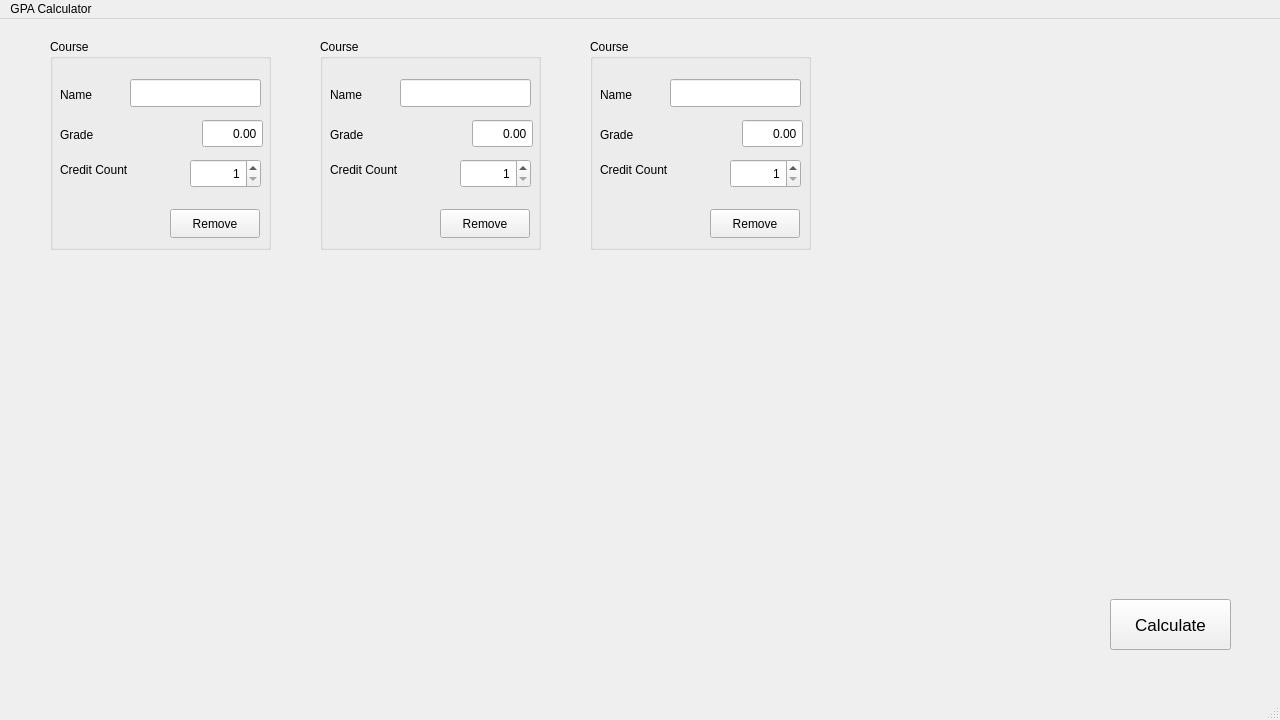
Before: the Qt Designer form mainwindow.ui in Oleksii-Stepanyk/GPA_Calculator, drawn with Qt 5.
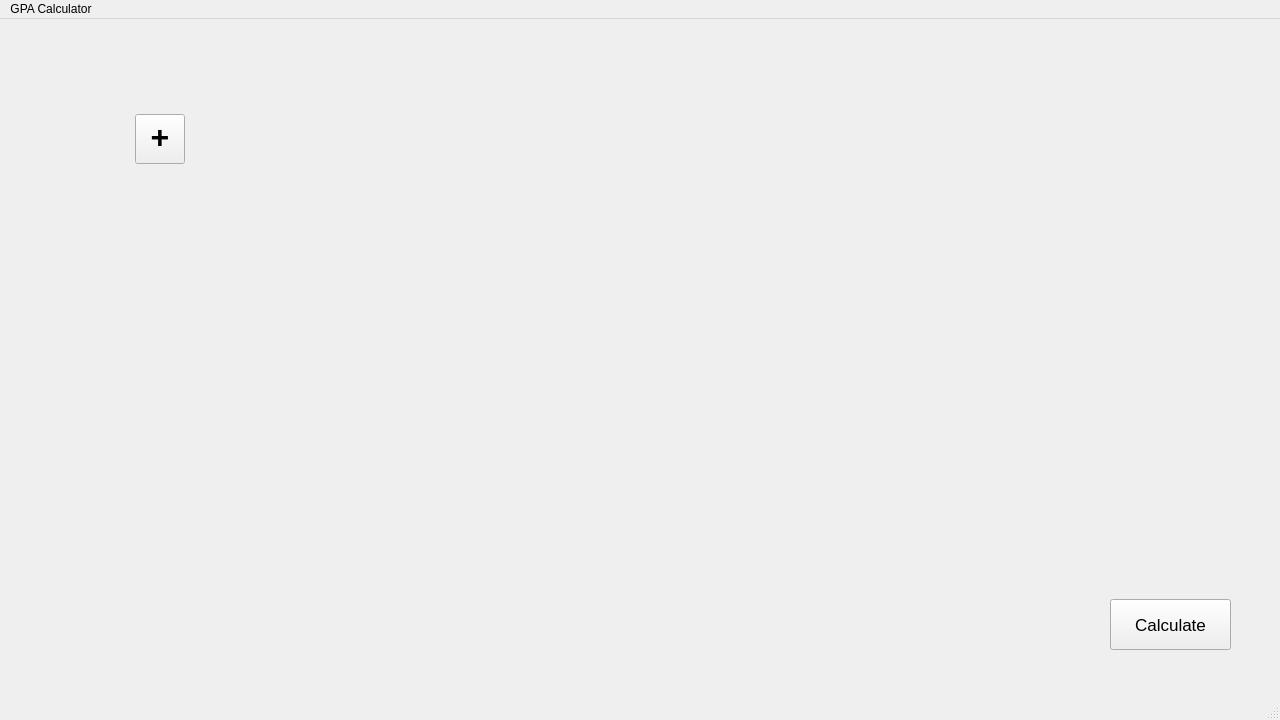
After: the same form once the commit is applied.

Commit message: Separated CourseCard from main UI, 'Add' btn added

```diff
--- a/mainwindow.ui
+++ b/mainwindow.ui
@@ -14,131 +14,6 @@
    <string>MainWindow</string>
   </property>
   <widget class="QWidget" name="centralwidget">
-   <widget class="QGroupBox" name="courseBox">
-    <property name="geometry">
-     <rect>
-      <x>50</x>
-      <y>20</y>
-      <width>221</width>
-      <height>211</height>
-     </rect>
-    </property>
-    <property name="title">
-     <string>Course</string>
-    </property>
-    <widget class="QLabel" name="course_name">
-     <property name="geometry">
-      <rect>
-       <x>10</x>
-       <y>40</y>
-       <width>71</width>
-       <height>31</height>
-      </rect>
-     </property>
-     <property name="text">
-      <string>Name</string>
-     </property>
-    </widget>
-    <widget class="QLabel" name="course_credits">
-     <property name="geometry">
-      <rect>
-       <x>10</x>
-       <y>110</y>
-       <width>91</width>
-       <height>41</height>
-      </rect>
-     </property>
-     <property name="text">
-      <string>Credit Count</string>
-     </property>
-    </widget>
-    <widget class="QLabel" name="course_grade">
-     <property name="geometry">
-      <rect>
-       <x>10</x>
-       <y>80</y>
-       <width>63</width>
-       <height>31</height>
-      </rect>
-     </property>
-     <property name="text">
-      <string>Grade</string>
-     </property>
-    </widget>
-    <widget class="QSpinBox" name="creditEdit">
-     <property name="geometry">
-      <rect>
-       <x>140</x>
-       <y>120</y>
-       <width>71</width>
-       <height>29</height>
-      </rect>
-     </property>
-     <property name="layoutDirection">
-      <enum>Qt::LayoutDirection::LeftToRight</enum>
-     </property>
-     <property name="alignment">
-      <set>Qt::AlignmentFlag::AlignRight|Qt::AlignmentFlag::AlignTrailing|Qt::AlignmentFlag::AlignVCenter</set>
-     </property>
-     <property name="minimum">
-      <number>1</number>
-     </property>
-     <property name="maximum">
-      <number>300</number>
-     </property>
-     <property name="stepType">
-      <enum>QAbstractSpinBox::StepType::DefaultStepType</enum>
-     </property>
-     <property name="value">
-      <number>1</number>
-     </property>
-    </widget>
-    <widget class="QLineEdit" name="nameEdit">
-     <property name="geometry">
-      <rect>
-       <x>80</x>
-       <y>40</y>
-       <width>131</width>
-       <height>28</height>
-      </rect>
-     </property>
-    </widget>
-    <widget class="QPushButton" name="removeCourse">
-     <property name="geometry">
-      <rect>
-       <x>120</x>
-       <y>170</y>
-       <width>90</width>
-       <height>29</height>
-      </rect>
-     </property>
-     <property name="text">
-      <string>Remove</string>
-     </property>
-    </widget>
-    <widget class="QDoubleSpinBox" name="gradeEdit">
-     <property name="geometry">
-      <rect>
-       <x>152</x>
-       <y>80</y>
-       <width>61</width>
-       <height>29</height>
-      </rect>
-     </property>
-     <property name="alignment">
-      <set>Qt::AlignmentFlag::AlignRight|Qt::AlignmentFlag::AlignTrailing|Qt::AlignmentFlag::AlignVCenter</set>
-     </property>
-     <property name="buttonSymbols">
-      <enum>QAbstractSpinBox::ButtonSymbols::NoButtons</enum>
-     </property>
-     <property name="maximum">
-      <double>100.000000000000000</double>
-     </property>
-     <property name="singleStep">
-      <double>0.500000000000000</double>
-     </property>
-    </widget>
-   </widget>
    <widget class="QPushButton" name="calculateButton">
     <property name="geometry">
      <rect>
@@ -158,256 +33,6 @@
      <string>Calculate</string>
     </property>
    </widget>
-   <widget class="QGroupBox" name="courseBox_2">
-    <property name="geometry">
-     <rect>
-      <x>320</x>
-      <y>20</y>
-      <width>221</width>
-      <height>211</height>
-     </rect>
-    </property>
-    <property name="title">
-     <string>Course</string>
-    </property>
-    <widget class="QLabel" name="course_name_2">
-     <property name="geometry">
-      <rect>
-       <x>10</x>
-       <y>40</y>
-       <width>71</width>
-       <height>31</height>
-      </rect>
-     </property>
-     <property name="text">
-      <string>Name</string>
-     </property>
-    </widget>
-    <widget class="QLabel" name="course_credits_2">
-     <property name="geometry">
-      <rect>
-       <x>10</x>
-       <y>110</y>
-       <width>91</width>
-       <height>41</height>
-      </rect>
-     </property>
-     <property name="text">
-      <string>Credit Count</string>
-     </property>
-    </widget>
-    <widget class="QLabel" name="course_grade_2">
-     <property name="geometry">
-      <rect>
-       <x>10</x>
-       <y>80</y>
-       <width>63</width>
-       <height>31</height>
-      </rect>
-     </property>
-     <property name="text">
-      <string>Grade</string>
-     </property>
-    </widget>
-    <widget class="QSpinBox" name="creditEdit_2">
-     <property name="geometry">
-      <rect>
-       <x>140</x>
-       <y>120</y>
-       <width>71</width>
-       <height>29</height>
-      </rect>
-     </property>
-     <property name="layoutDirection">
-      <enum>Qt::LayoutDirection::LeftToRight</enum>
-     </property>
-     <property name="alignment">
-      <set>Qt::AlignmentFlag::AlignRight|Qt::AlignmentFlag::AlignTrailing|Qt::AlignmentFlag::AlignVCenter</set>
-     </property>
-     <property name="minimum">
-      <number>1</number>
-     </property>
-     <property name="maximum">
-      <number>300</number>
-     </property>
-     <property name="stepType">
-      <enum>QAbstractSpinBox::StepType::DefaultStepType</enum>
-     </property>
-     <property name="value">
-      <number>1</number>
-     </property>
-    </widget>
-    <widget class="QLineEdit" name="nameEdit_2">
-     <property name="geometry">
-      <rect>
-       <x>80</x>
-       <y>40</y>
-       <width>131</width>
-       <height>28</height>
-      </rect>
-     </property>
-    </widget>
-    <widget class="QPushButton" name="removeCourse_2">
-     <property name="geometry">
-      <rect>
-       <x>120</x>
-       <y>170</y>
-       <width>90</width>
-       <height>29</height>
-      </rect>
-     </property>
-     <property name="text">
-      <string>Remove</string>
-     </property>
-    </widget>
-    <widget class="QDoubleSpinBox" name="gradeEdit_2">
-     <property name="geometry">
-      <rect>
-       <x>152</x>
-       <y>80</y>
-       <width>61</width>
-       <height>29</height>
-      </rect>
-     </property>
-     <property name="alignment">
-      <set>Qt::AlignmentFlag::AlignRight|Qt::AlignmentFlag::AlignTrailing|Qt::AlignmentFlag::AlignVCenter</set>
-     </property>
-     <property name="buttonSymbols">
-      <enum>QAbstractSpinBox::ButtonSymbols::NoButtons</enum>
-     </property>
-     <property name="maximum">
-      <double>100.000000000000000</double>
-     </property>
-     <property name="singleStep">
-      <double>0.500000000000000</double>
-     </property>
-    </widget>
-   </widget>
-   <widget class="QGroupBox" name="courseBox_3">
-    <property name="geometry">
-     <rect>
-      <x>590</x>
-      <y>20</y>
-      <width>221</width>
-      <height>211</height>
-     </rect>
-    </property>
-    <property name="title">
-     <string>Course</string>
-    </property>
-    <widget class="QLabel" name="course_name_3">
-     <property name="geometry">
-      <rect>
-       <x>10</x>
-       <y>40</y>
-       <width>71</width>
-       <height>31</height>
-      </rect>
-     </property>
-     <property name="text">
-      <string>Name</string>
-     </property>
-    </widget>
-    <widget class="QLabel" name="course_credits_3">
-     <property name="geometry">
-      <rect>
-       <x>10</x>
-       <y>110</y>
-       <width>91</width>
-       <height>41</height>
-      </rect>
-     </property>
-     <property name="text">
-      <string>Credit Count</string>
-     </property>
-    </widget>
-    <widget class="QLabel" name="course_grade_3">
-     <property name="geometry">
-      <rect>
-       <x>10</x>
-       <y>80</y>
-       <width>63</width>
-       <height>31</height>
-      </rect>
-     </property>
-     <property name="text">
-      <string>Grade</string>
-     </property>
-    </widget>
-    <widget class="QSpinBox" name="creditEdit_3">
-     <property name="geometry">
-      <rect>
-       <x>140</x>
-       <y>120</y>
-       <width>71</width>
-       <height>29</height>
-      </rect>
-     </property>
-     <property name="layoutDirection">
-      <enum>Qt::LayoutDirection::LeftToRight</enum>
-     </property>
-     <property name="alignment">
-      <set>Qt::AlignmentFlag::AlignRight|Qt::AlignmentFlag::AlignTrailing|Qt::AlignmentFlag::AlignVCenter</set>
-     </property>
-     <property name="minimum">
-      <number>1</number>
-     </property>
-     <property name="maximum">
-      <number>300</number>
-     </property>
-     <property name="stepType">
-      <enum>QAbstractSpinBox::StepType::DefaultStepType</enum>
-     </property>
-     <property name="value">
-      <number>1</number>
-     </property>
-    </widget>
-    <widget class="QLineEdit" name="nameEdit_3">
-     <property name="geometry">
-      <rect>
-       <x>80</x>
-       <y>40</y>
-       <width>131</width>
-       <height>28</height>
-      </rect>
-     </property>
-    </widget>
-    <widget class="QPushButton" name="removeCourse_3">
-     <property name="geometry">
-      <rect>
-       <x>120</x>
-       <y>170</y>
-       <width>90</width>
-       <height>29</height>
-      </rect>
-     </property>
-     <property name="text">
-      <string>Remove</string>
-     </property>
-    </widget>
-    <widget class="QDoubleSpinBox" name="gradeEdit_3">
-     <property name="geometry">
-      <rect>
-       <x>152</x>
-       <y>80</y>
-       <width>61</width>
-       <height>29</height>
-      </rect>
-     </property>
-     <property name="alignment">
-      <set>Qt::AlignmentFlag::AlignRight|Qt::AlignmentFlag::AlignTrailing|Qt::AlignmentFlag::AlignVCenter</set>
-     </property>
-     <property name="buttonSymbols">
-      <enum>QAbstractSpinBox::ButtonSymbols::NoButtons</enum>
-     </property>
-     <property name="maximum">
-      <double>100.000000000000000</double>
-     </property>
-     <property name="singleStep">
-      <double>0.500000000000000</double>
-     </property>
-    </widget>
-   </widget>
    <widget class="QLabel" name="outputLabel">
     <property name="geometry">
      <rect>
@@ -426,6 +51,41 @@
      <string/>
     </property>
    </widget>
+   <widget class="QPushButton" name="pushButton">
+    <property name="geometry">
+     <rect>
+      <x>135</x>
+      <y>95</y>
+      <width>50</width>
+      <height>50</height>
+     </rect>
+    </property>
+    <property name="sizePolicy">
+     <sizepolicy hsizetype="Minimum" vsizetype="Fixed">
+      <horstretch>0</horstretch>
+      <verstretch>0</verstretch>
+     </sizepolicy>
+    </property>
+    <property name="font">
+     <font>
+      <pointsize>24</pointsize>
+      <bold>true</bold>
+     </font>
+    </property>
+    <property name="layoutDirection">
+     <enum>Qt::LayoutDirection::LeftToRight</enum>
+    </property>
+    <property name="styleSheet">
+     <string notr="true">QPushButton {
+    text-align: center; /* Horizontally Center */
+    padding-top: 0px;   /* Remove uneven spacing */
+    padding-bottom: 5px;
+}</string>
+    </property>
+    <property name="text">
+     <string>+</string>
+    </property>
+   </widget>
   </widget>
   <widget class="QMenuBar" name="menubar">
    <property name="geometry">
```
The commit also changes 5 other files.
